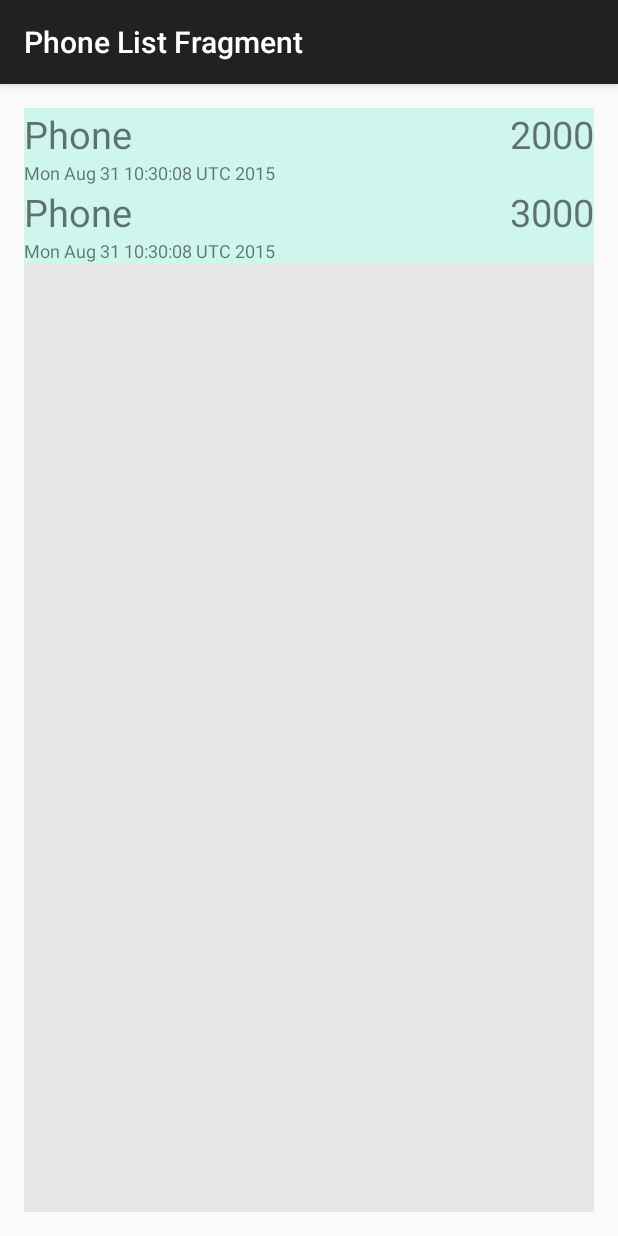
After one commit to ftipip/MoneyTrackerV, an Android app: the fragment ExpensesFragment shown on its own in the app's theme, on a phone screen of 412 x 824 dp. The commit adds this screen. Run offline under Robolectric (Android 15) with nearby library versions, the phone set to English and light mode, and no system bars.

Commit message:
Lesson#4 fragment

```diff
--- /dev/null
+++ b/app/src/main/java/com/example/ftipip/moneytrackerv/ExpensesFragment.java
@@ -0,0 +1,46 @@
+package com.example.ftipip.moneytrackerv;
+
+
+import android.os.Bundle;
+import android.support.annotation.Nullable;
+import android.support.v4.app.Fragment;
+import android.view.LayoutInflater;
+import android.view.View;
+import android.view.ViewGroup;
+import android.widget.ListView;
+
+import java.util.ArrayList;
+import java.util.Date;
+import java.util.List;
+
+/**
+ * Created by ftipip on 31.08.2015.
+ */
+public class ExpensesFragment extends Fragment {
+
+    private ListView listView;
+    private List<Transaction> data = new ArrayList<>();
+    private TransactionAdapter transactionAdapter;
+
+    @Nullable
+    @Override
+    public View onCreateView(LayoutInflater inflater, ViewGroup container, Bundle savedInstanceState) {
+
+        View view = inflater.inflate(R.layout.expenses_fragment, container, false);
+
+        listView = (ListView) view.findViewById(R.id.main_listview);
+        List<Transaction> adapterData = getDataList();
+        transactionAdapter = new TransactionAdapter(getActivity(), adapterData);
+        listView.setAdapter(transactionAdapter);
+        getActivity().setTitle("Phone List Fragment");
+
+        return view;
+    }
+
+    private  List<Transaction> getDataList() {
+        data.add(new Transaction("Phone", 2000, String.valueOf(new Date())));
+        data.add(new Transaction("Phone", 3000, String.valueOf(new Date())));
+
+        return data;
+    }
+}
--- /dev/null
+++ b/app/src/main/res/layout/expenses_fragment.xml
@@ -0,0 +1,23 @@
+<RelativeLayout xmlns:android="http://schemas.android.com/apk/res/android"
+    xmlns:tools="http://schemas.android.com/tools" android:layout_width="match_parent"
+    android:layout_height="match_parent" android:paddingLeft="@dimen/activity_horizontal_margin"
+    android:paddingRight="@dimen/activity_horizontal_margin"
+    android:paddingTop="@dimen/activity_vertical_margin"
+    android:paddingBottom="@dimen/activity_vertical_margin" tools:context=".MainActivity">
+
+    <LinearLayout
+        android:layout_width="match_parent"
+        android:layout_height="match_parent"
+        android:background="#E7E7E7">
+
+        <ListView
+            android:id="@+id/main_listview"
+            android:layout_width="match_parent"
+            android:layout_height="match_parent"
+            android:divider="@android:color/transparent"
+            android:dividerHeight="@dimen/dividerHeight"
+            />
+
+    </LinearLayout>
+
+</RelativeLayout>
```
Also changed, not shown: app/src/main/java/com/example/ftipip/moneytrackerv/MainActivity.java (+11 -20 lines), app/src/main/res/layout/activity_main.xml (+2 -15 lines).
